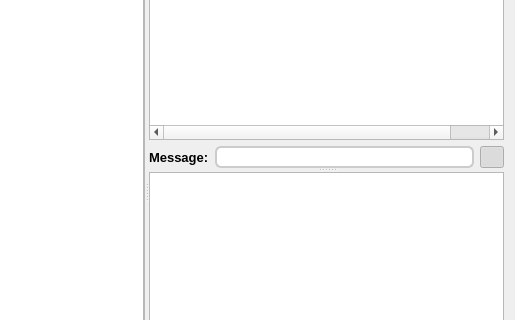
RetroShare/RetroShare, file plugins/FeedReader/gui/FeedReaderDialog.ui: the form before one commit; both pictures show x 223 to 738 and y 101 to 421 of the 738 by 583 pixel window.
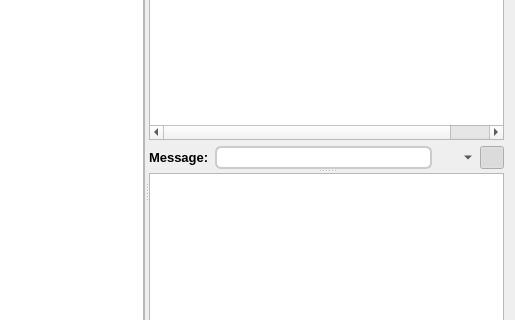
The form after the commit. Icons and pictures are not drawn. Custom widgets are drawn as their Qt base class.

Commit message: Added new button to open the link of the message in browser or copy the link of the message. Added "RSS: " for the forum feeds. Parse the feedburner:origLink in the rss feed. Moved download functions to a new class CURLWrapper for easy use. Added two new functions (currently only for local feeds for testing): - embed images into the message (works for Qt 4.7 and higher) - save complete web page

Diff of the .ui file:
```diff
--- a/plugins/FeedReader/gui/FeedReaderDialog.ui
+++ b/plugins/FeedReader/gui/FeedReaderDialog.ui
@@ -268,8 +268,8 @@
          </widget>
         </item>
         <item row="4" column="0">
-         <layout class="QGridLayout" name="navFrame">
-          <item row="0" column="0">
+         <layout class="QHBoxLayout" name="horizontalLayout_3">
+          <item>
            <widget class="QLabel" name="msgLabel">
             <property name="sizePolicy">
              <sizepolicy hsizetype="Fixed" vsizetype="Preferred">
@@ -289,7 +289,7 @@
             </property>
            </widget>
           </item>
-          <item row="0" column="1">
+          <item>
            <widget class="QLabel" name="msgTitle">
             <property name="styleSheet">
              <string notr="true">QLabel#msgTitle{
@@ -305,7 +305,21 @@
             </property>
            </widget>
           </item>
-          <item row="0" column="2">
+          <item>
+           <widget class="QToolButton" name="linkButton">
+            <property name="icon">
+             <iconset resource="FeedReader_images.qrc">
+              <normaloff>:/images/Link.png</normaloff>:/images/Link.png</iconset>
+            </property>
+            <property name="popupMode">
+             <enum>QToolButton::MenuButtonPopup</enum>
+            </property>
+            <property name="autoRaise">
+             <bool>true</bool>
+            </property>
+           </widget>
+          </item>
+          <item>
            <widget class="QPushButton" name="expandButton">
             <property name="maximumSize">
              <size>
```
The commit also changes 16 other files.
